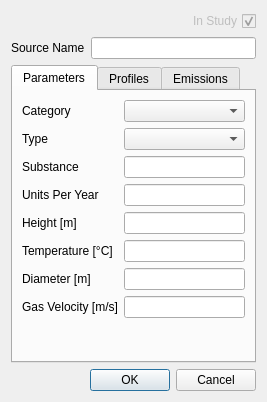
Before: the Qt Designer form open_alaqs/ui/ui_point_sources.ui in eurocontrol-asu/open_alaqs, drawn with Qt 5.
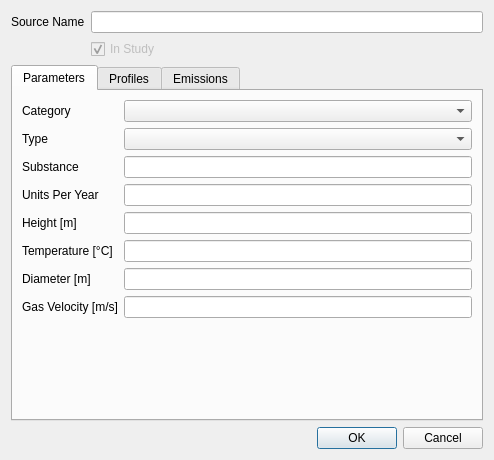
After: the same form once the commit is applied.

```diff
--- a/open_alaqs/ui/ui_point_sources.ui
+++ b/open_alaqs/ui/ui_point_sources.ui
@@ -6,61 +6,38 @@
    <rect>
     <x>0</x>
     <y>0</y>
-    <width>267</width>
-    <height>402</height>
+    <width>494</width>
+    <height>460</height>
    </rect>
   </property>
   <property name="windowTitle">
    <string>OpenALAQS - Point Sources</string>
   </property>
   <layout class="QFormLayout" name="formLayout">
-   <item row="0" column="1">
-    <layout class="QHBoxLayout" name="horizontalLayout">
-     <property name="topMargin">
-      <number>0</number>
-     </property>
-     <item>
-      <spacer name="horizontalSpacer">
-       <property name="orientation">
-        <enum>Qt::Horizontal</enum>
-       </property>
-       <property name="sizeHint" stdset="0">
-        <size>
-         <width>40</width>
-         <height>20</height>
-        </size>
-       </property>
-      </spacer>
-     </item>
-     <item>
-      <widget class="QCheckBox" name="instudy">
-       <property name="enabled">
-        <bool>false</bool>
-       </property>
-       <property name="layoutDirection">
-        <enum>Qt::RightToLeft</enum>
-       </property>
-       <property name="text">
-        <string>In Study</string>
-       </property>
-       <property name="checked">
-        <bool>true</bool>
-       </property>
-      </widget>
-     </item>
-    </layout>
-   </item>
-   <item row="2" column="0">
+   <item row="1" column="0">
     <widget class="QLabel" name="label_47">
      <property name="text">
       <string>Source Name</string>
      </property>
     </widget>
    </item>
-   <item row="2" column="1">
+   <item row="1" column="1">
     <widget class="QLineEdit" name="source_id"/>
    </item>
-   <item row="4" column="0" colspan="2">
+   <item row="2" column="1">
+    <widget class="QCheckBox" name="instudy">
+     <property name="enabled">
+      <bool>false</bool>
+     </property>
+     <property name="text">
+      <string>In Study</string>
+     </property>
+     <property name="checked">
+      <bool>true</bool>
+     </property>
+    </widget>
+   </item>
+   <item row="3" column="0" colspan="2">
     <widget class="QTabWidget" name="tabWidget">
      <property name="currentIndex">
       <number>0</number>
@@ -299,7 +276,7 @@
      </widget>
     </widget>
    </item>
-   <item row="6" column="0" colspan="2">
+   <item row="5" column="0" colspan="2">
     <widget class="QDialogButtonBox" name="buttonBox">
      <property name="orientation">
       <enum>Qt::Horizontal</enum>
```
Left out of the diff: 1 changed line with no effect on the pictures.
